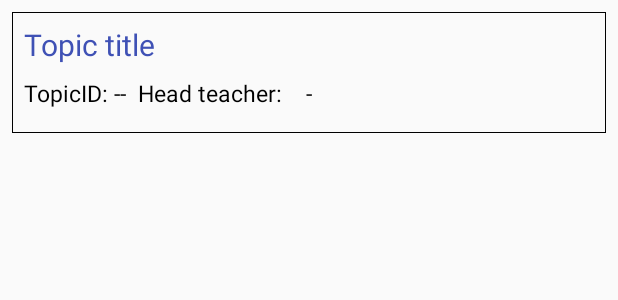
After one commit to AlienCoffee/Pluses-Progress, an Android app: the layout item_topic.xml on its own in the app's theme, with its tools: preview values and no code run, on a phone screen of 412 x 824 dp. The commit adds this screen. Shown: the top 300 px of the screen. Run offline under Robolectric (Android 15) with nearby library versions, the phone set to English and light mode, and no system bars.

Commit message:
group menu

```diff
--- a/app/src/main/java/tk/pluses/plusesprogress/lists/groups/GroupsAdapter.java
+++ b/app/src/main/java/tk/pluses/plusesprogress/lists/groups/GroupsAdapter.java
@@ -14,10 +14,6 @@ import java.util.Map;
 
 import tk.pluses.plusesprogress.IndexPage;
 import tk.pluses.plusesprogress.R;
-
-/**
- * Created by Андрей on 05.08.2017.
- */
 
 public class GroupsAdapter extends RecyclerView.Adapter {
 
@@ -100,7 +96,7 @@ public class GroupsAdapter extends RecyclerView.Adapter {
                     Log.i (this.getClass ().getSimpleName (), "Selected group: " + groupID);
                     IndexPage.page.currentGroup = groupID;
 
-                    IndexPage.page.switchFragment (R.id.navigation_item_auth);
+                    IndexPage.page.switchFragment (R.id.navigation_item_group);
                 }
             });
 
--- /dev/null
+++ b/app/src/main/res/layout/item_topic.xml
@@ -0,0 +1,78 @@
+<?xml version="1.0" encoding="utf-8"?>
+<LinearLayout
+    xmlns:android="http://schemas.android.com/apk/res/android"
+    xmlns:tools="http://schemas.android.com/tools"
+    android:orientation="vertical"
+    android:layout_width="match_parent"
+    android:layout_height="wrap_content"
+    android:layout_margin="8dp"
+    android:padding="8dp"
+    android:background="@drawable/border_rectangle">
+
+    <TextView
+        android:id="@+id/topicTitle"
+        android:layout_width="match_parent"
+        android:layout_height="wrap_content"
+        android:layout_marginBottom="8dp"
+        android:textAppearance="@style/TextAppearance.AppCompat.Body1"
+        android:textColor="@color/colorPrimary"
+        android:textSize="20sp"
+        android:text="Topic title"
+        style="@android:style/Widget.Material"
+        tools:targetApi="lollipop"/>
+
+    <LinearLayout
+        android:layout_width="match_parent"
+        android:layout_height="wrap_content"
+        android:layout_marginBottom="8dp"
+        android:orientation="horizontal">
+
+        <TextView
+            android:layout_width="wrap_content"
+            android:layout_height="wrap_content"
+            android:textAppearance="@style/TextAppearance.AppCompat.Body1"
+            android:textColor="@android:color/black"
+            android:textSize="15sp"
+            android:text="TopicID: "
+            style="@android:style/Widget.Material"
+            tools:targetApi="lollipop"/>
+
+        <TextView
+            android:id="@+id/topicIDValue"
+            android:layout_width="wrap_content"
+            android:layout_height="wrap_content"
+            android:textAppearance="@style/TextAppearance.AppCompat.Body1"
+            android:textColor="@android:color/black"
+            android:textSize="15sp"
+            android:text="--"
+            style="@android:style/Widget.Material"
+            tools:targetApi="lollipop"/>
+
+        <TextView
+            android:layout_width="wrap_content"
+            android:layout_height="wrap_content"
+            android:layout_marginRight="8dp"
+            android:layout_marginLeft="8dp"
+            android:textAppearance="@style/TextAppearance.AppCompat.Body1"
+            android:textColor="@android:color/black"
+            android:textSize="15sp"
+            android:text="Head teacher:"
+            style="@android:style/Widget.Material"
+            tools:targetApi="lollipop"/>
+
+        <TextView
+            android:id="@+id/groupHeadTeacherValue"
+            android:layout_width="wrap_content"
+            android:layout_height="wrap_content"
+            android:layout_marginRight="8dp"
+            android:layout_marginLeft="8dp"
+            android:textAppearance="@style/TextAppearance.AppCompat.Body1"
+            android:textColor="@android:color/black"
+            android:textSize="15sp"
+            android:text="-"
+            style="@android:style/Widget.Material"
+            tools:targetApi="lollipop"/>
+
+    </LinearLayout>
+
+</LinearLayout>
--- a/app/src/main/res/menu/navigate_menu.xml
+++ b/app/src/main/res/menu/navigate_menu.xml
@@ -13,6 +13,9 @@
             android:id="@+id/navigation_item_diary"
             android:title="Diary" />
         <item
+            android:id="@+id/navigation_item_group"
+            android:title="Group" />
+        <item
             android:id="@+id/navigation_item_results"
             android:title="Results" />
         <item
```
Also changed, not shown: app/src/main/java/tk/pluses/plusesprogress/IndexPage.java (+5 -4 lines), app/src/main/java/tk/pluses/plusesprogress/fragments/FragmentGroup.java (added, +134 -0 lines), app/src/main/java/tk/pluses/plusesprogress/fragments/FragmentLogin.java (deleted, +0 -16 lines), app/src/main/java/tk/pluses/plusesprogress/lists/groups/GroupEntity.java (+0 -7 lines), app/src/main/java/tk/pluses/plusesprogress/lists/topics/TopicEntity.java (added, +17 -0 lines), app/src/main/java/tk/pluses/plusesprogress/lists/topics/TopicsAdapter.java (added, +98 -0 lines), app/src/main/res/layout/fragment_group.xml (added, +34 -0 lines), app/src/main/res/layout/item_user.xml (added, +78 -0 lines).
